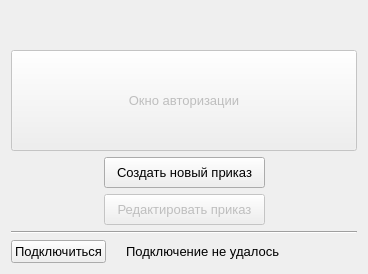
Old version of the form cstartpage.ui in the repository YakSid/PDNK2.
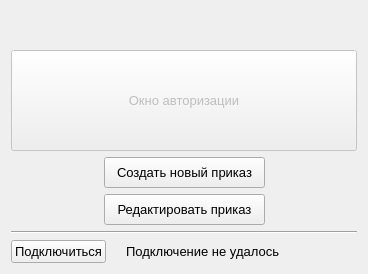
New version of the form. Icons and pictures are not drawn.

Diff of the .ui file:
```diff
--- a/cstartpage.ui
+++ b/cstartpage.ui
@@ -111,7 +111,7 @@
      <item row="1" column="1">
       <widget class="QPushButton" name="pb_edit_order">
        <property name="enabled">
-        <bool>false</bool>
+        <bool>true</bool>
        </property>
        <property name="minimumSize">
         <size>
```
